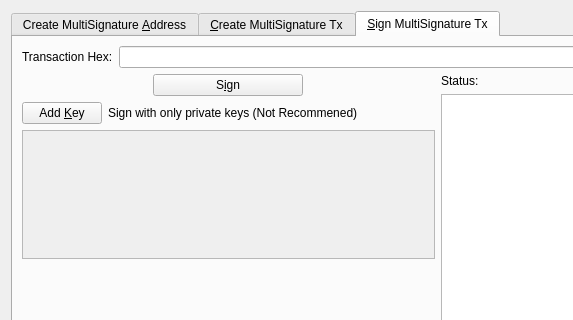
The window that src/qt/forms/multisigdialog.ui (PIVX-Project/PIVX) describes before a commit, drawn with Qt 5; both pictures show x 0 to 573 and y 0 to 320 of the 876 by 410 pixel window.
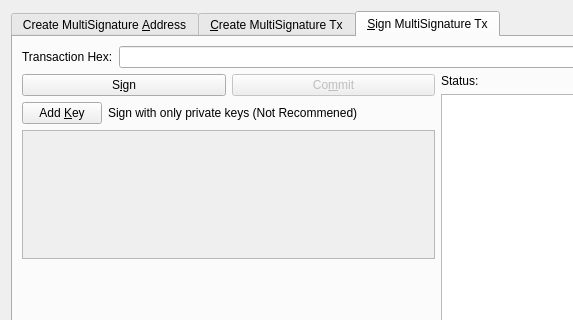
The same window after the commit. The open tabs and pages were chosen to show the change. Icons and pictures are not drawn.

Commit message: Multisig: rewrite flow to distinct separate steps

What changed in the file:
```diff
--- a/src/qt/forms/multisigdialog.ui
+++ b/src/qt/forms/multisigdialog.ui
@@ -656,7 +656,7 @@
              <item>
               <widget class="QPushButton" name="signButton">
                <property name="sizePolicy">
-                <sizepolicy hsizetype="Fixed" vsizetype="Fixed">
+                <sizepolicy hsizetype="Preferred" vsizetype="Fixed">
                  <horstretch>0</horstretch>
                  <verstretch>0</verstretch>
                 </sizepolicy>
@@ -685,6 +685,32 @@
                </property>
               </widget>
              </item>
+             <item>
+              <widget class="QPushButton" name="commitButton">
+               <property name="enabled">
+                <bool>false</bool>
+               </property>
+               <property name="sizePolicy">
+                <sizepolicy hsizetype="Preferred" vsizetype="Fixed">
+                 <horstretch>0</horstretch>
+                 <verstretch>0</verstretch>
+                </sizepolicy>
+               </property>
+               <property name="autoFillBackground">
+                <bool>false</bool>
+               </property>
+               <property name="text">
+                <string>Co&amp;mmit</string>
+               </property>
+               <property name="icon">
+                <iconset resource="../pivx.qrc">
+                 <normaloff>:/icons/send</normaloff>:/icons/send</iconset>
+               </property>
+               <property name="autoDefault">
+                <bool>true</bool>
+               </property>
+              </widget>
+             </item>
             </layout>
            </item>
            <item>
```
Left out of the diff: 21 changed lines with no effect on the pictures. The commit also changes 2 other files.
